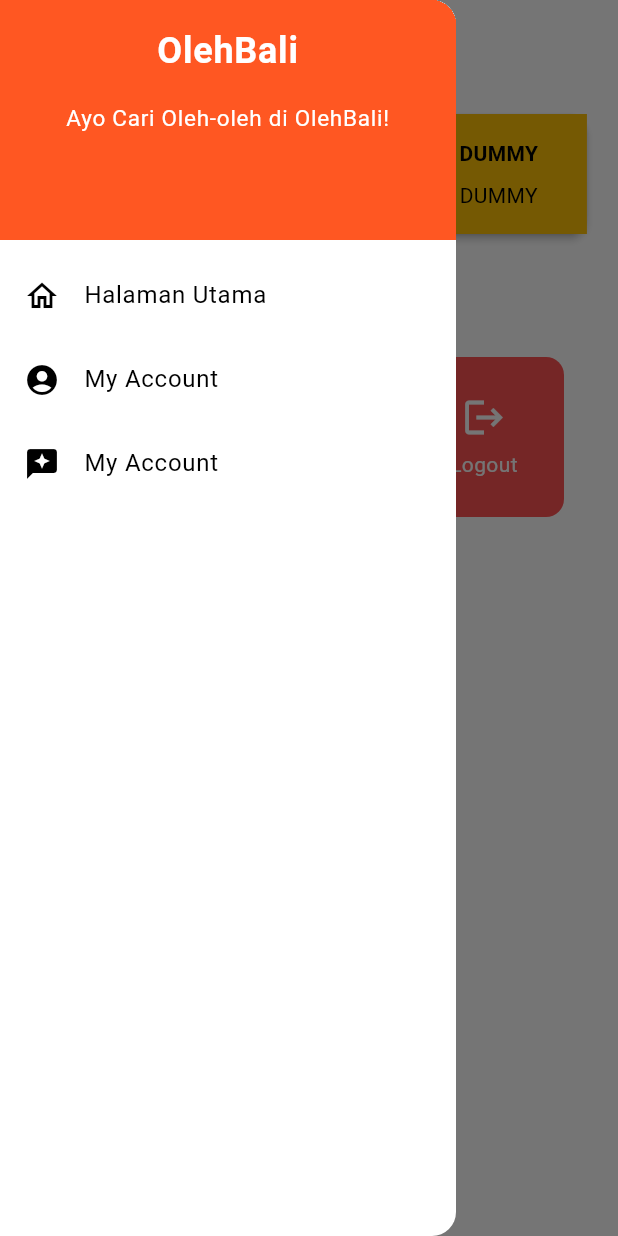
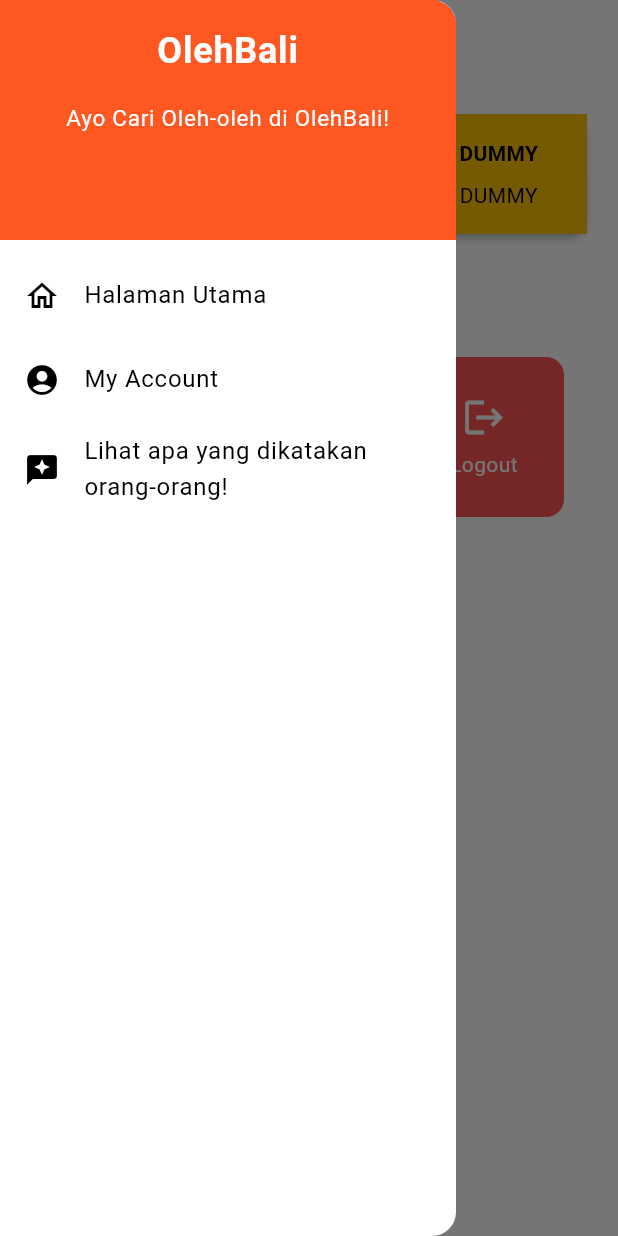
Before and after one commit to Kelompok-A06/olehBali-Mobile, a Flutter app: the MyHomePage screen opened directly, with the side drawer open, on a phone screen of 412 x 824 dp. Run offline on Flutter 3.47's test engine with Material 3 defaults, Android fonts, the phone set to English and light mode, and no system bars; our stand-ins replace image_picker; missing offline and left inert: pbp_django_auth.

Commit message:
fix typo

```diff
--- a/lib/widgets/left_drawer.dart
+++ b/lib/widgets/left_drawer.dart
@@ -65,7 +65,7 @@ class LeftDrawer extends StatelessWidget {
           ),
           ListTile(
             leading: const Icon(Icons.reviews),
-            title: const Text('My Account'),
+            title: const Text('Lihat apa yang dikatakan orang-orang!'),
             // Bagian redirection ke MyHomePage
             onTap: () {
               Navigator.pushReplacement(
```
